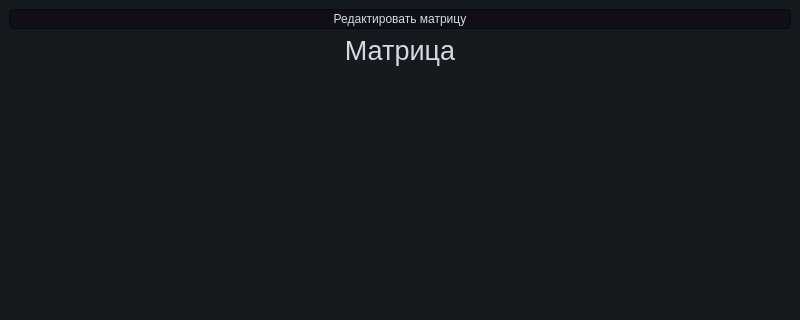
This is mainwindow.ui in Aturaya25/SLAU as Qt 5 draws it before an edit; both pictures show x 0 to 800 and y 0 to 320 of the 800 by 600 pixel window. The edited form follows.
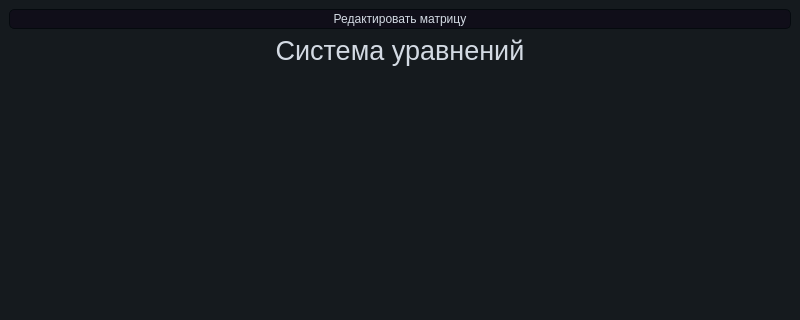
This is the edited form.

```diff
--- a/mainwindow.ui
+++ b/mainwindow.ui
@@ -156,7 +156,7 @@
        </font>
       </property>
       <property name="text">
-       <string>Матрица</string>
+       <string>Система уравнений</string>
       </property>
       <property name="alignment">
        <set>Qt::AlignCenter</set>
```
